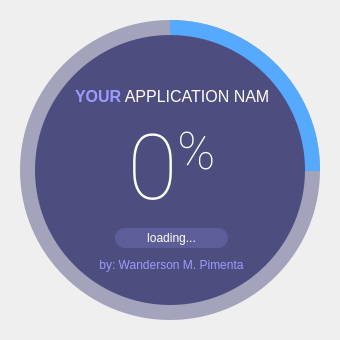
otmanLAHRECHE/BeauRivage, file ui/splash_screen.ui: the form before one commit.
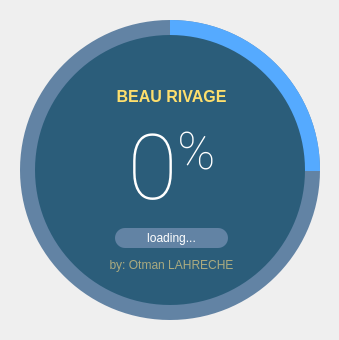
The form after the commit.

What changed in the file:
```diff
--- a/ui/splash_screen.ui
+++ b/ui/splash_screen.ui
@@ -6,7 +6,7 @@
    <rect>
     <x>0</x>
     <y>0</y>
-    <width>340</width>
+    <width>339</width>
     <height>340</height>
    </rect>
   </property>
@@ -63,7 +63,7 @@
      <property name="styleSheet">
       <string notr="true">QFrame{
 	border-radius: 150px;
-	background-color: rgba(77, 77, 127, 120);
+	background-color: #6283A4;
 }</string>
      </property>
      <property name="frameShape">
@@ -85,7 +85,7 @@
      <property name="styleSheet">
       <string notr="true">QFrame{
 	border-radius: 135px;
-	background-color: rgb(77, 77, 127);
+	background-color: #2B5D7A;
 }</string>
      </property>
      <property name="frameShape">
@@ -94,7 +94,7 @@
      <property name="frameShadow">
       <enum>QFrame::Raised</enum>
      </property>
-     <widget class="QWidget" name="">
+     <widget class="QWidget" name="layoutWidget">
       <property name="geometry">
        <rect>
         <x>40</x>
@@ -117,7 +117,7 @@
 color: #FFFFFF</string>
          </property>
          <property name="text">
-          <string>&lt;html&gt;&lt;head/&gt;&lt;body&gt;&lt;p&gt;&lt;span style=&quot; font-weight:600; color:#9b9bff;&quot;&gt;YOUR&lt;/span&gt; APPLICATION NAME&lt;/p&gt;&lt;/body&gt;&lt;/html&gt;</string>
+          <string>&lt;html&gt;&lt;head/&gt;&lt;body&gt;&lt;p&gt;&lt;span style=&quot; font-weight:600; color:#fdde6c;&quot;&gt;BEAU RIVAGE&lt;/span&gt;&lt;/p&gt;&lt;/body&gt;&lt;/html&gt;</string>
          </property>
          <property name="alignment">
           <set>Qt::AlignCenter</set>
@@ -167,7 +167,7 @@
          <property name="styleSheet">
           <string notr="true">QLabel{
 	border-radius: 10px;	
-	background-color: rgb(93, 93, 154);
+	background-color: #6283A4;
 	color: #FFFFFF;
 	margin-left: 40px;
 	margin-right: 40px;
@@ -194,10 +194,10 @@
          </property>
          <property name="styleSheet">
           <string notr="true">background-color: none;
-color: rgb(155, 155, 255);</string>
+color : #6283A4;</string>
          </property>
          <property name="text">
-          <string>by: Wanderson M. Pimenta</string>
+          <string>&lt;html&gt;&lt;head/&gt;&lt;body&gt;&lt;p&gt;&lt;span style=&quot; color:#aaaa7f;&quot;&gt;by: Otman LAHRECHE&lt;/span&gt;&lt;/p&gt;&lt;/body&gt;&lt;/html&gt;</string>
          </property>
          <property name="alignment">
           <set>Qt::AlignCenter</set>
```
